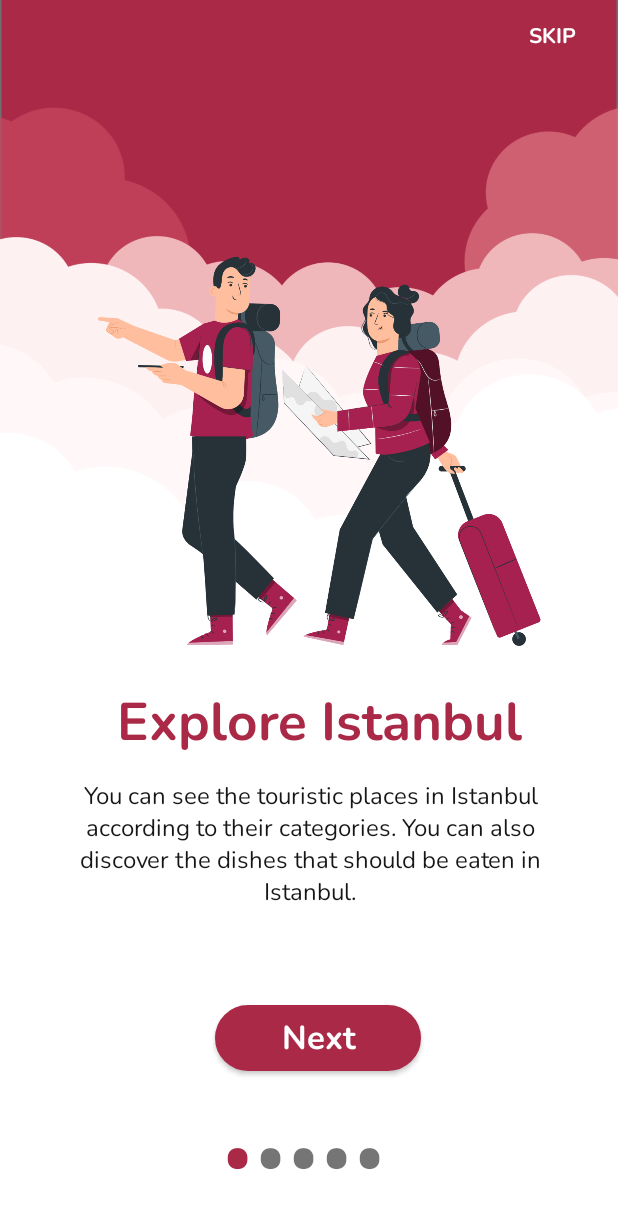
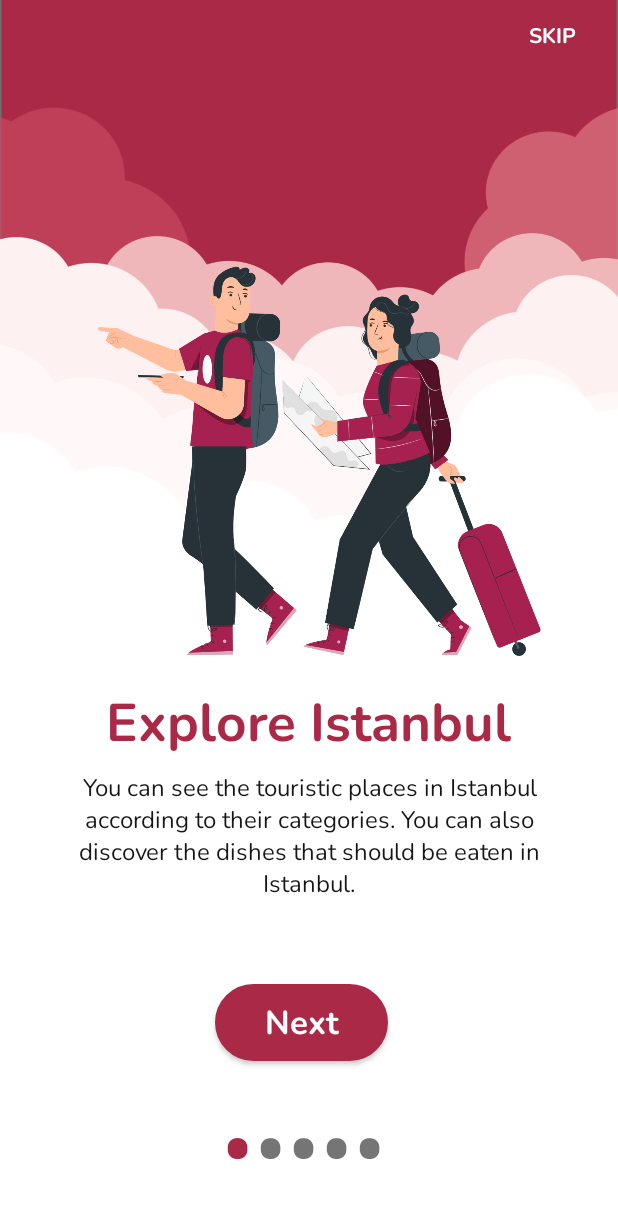
Before and after one commit to Tripist/Tripist, an Android app: the screen it shows after launch (OnBoarding), on a phone screen of 412 x 824 dp. Shown: the top 1209 px of the screen. Run offline under Robolectric (Android 15) with nearby library versions, the phone set to English and light mode, and no system bars; Roboto replaces fonts that are not available here; 2 statements that could not run were skipped.

Commit message:
Onboarding, HistoricalPlacesCategory sayfalarında tasarımsal iyileştirme. My Location classının adapterinin ismini değiştirme

```diff
--- a/app/src/main/java/com/example/tripist/adapters/RecyclerViewAdapter.java
+++ b/app/src/main/java/com/example/tripist/adapters/My_LocationsAdapter.java
@@ -2,9 +2,7 @@ package com.example.tripist.adapters;
 
 import android.app.Dialog;
 import android.content.Context;
-import android.database.Cursor;
 import android.database.sqlite.SQLiteDatabase;
-import android.util.Log;
 import android.view.LayoutInflater;
 import android.view.View;
 import android.view.ViewGroup;
@@ -24,7 +22,7 @@ import com.example.tripist.R;
 
 import java.util.ArrayList;
 
-public class RecyclerViewAdapter extends RecyclerView.Adapter<RecyclerViewAdapter.MyViewHolder> {
+public class My_LocationsAdapter extends RecyclerView.Adapter<My_LocationsAdapter.MyViewHolder> {
     //Definition adapter variables
     Context mContext;
     ArrayList<Places> mList;
@@ -33,7 +31,7 @@ public class RecyclerViewAdapter extends RecyclerView.Adapter<RecyclerViewAdapte
     DatabaseHelper databaseHelper;
 
     // Constructor
-    public RecyclerViewAdapter(@NonNull Context mContext, ArrayList<Places> mList, SQLiteDatabase database) {
+    public My_LocationsAdapter(@NonNull Context mContext, ArrayList<Places> mList, SQLiteDatabase database) {
         this.mContext = mContext;
         this.mList = mList;
         this.database = database;
--- a/app/src/main/res/layout/activity_historical_places_category.xml
+++ b/app/src/main/res/layout/activity_historical_places_category.xml
@@ -17,7 +17,7 @@
         android:clickable="true"
         android:foregroundTint="@color/kategoryactionbuttoncolor"
         android:onClick="showHistorical_Places_Map"
-        app:backgroundTint="@color/actionbuttoncolor"
+        app:backgroundTint="@color/kategoryactionbuttoncolor"
         app:fabCustomSize="69dp"
         app:layout_constraintBottom_toBottomOf="parent"
         app:layout_constraintEnd_toEndOf="parent"
--- a/app/src/main/res/layout/activity_on_boarding.xml
+++ b/app/src/main/res/layout/activity_on_boarding.xml
@@ -28,7 +28,7 @@
 
     <androidx.viewpager.widget.ViewPager
         android:id="@+id/slider"
-        android:layout_width="397dp"
+        android:layout_width="match_parent"
         android:layout_height="642dp"
         app:layout_constraintBottom_toTopOf="@+id/relativeLayout"
         app:layout_constraintEnd_toEndOf="parent"
@@ -42,7 +42,7 @@
         android:id="@+id/relativeLayout"
         android:layout_width="397dp"
         android:layout_height="161dp"
-        android:layout_marginTop="20dp"
+        android:layout_marginTop="0dp"
         app:layout_constraintBottom_toBottomOf="parent"
         app:layout_constraintEnd_toEndOf="parent"
         app:layout_constraintHorizontal_bias="0.407"
@@ -51,17 +51,16 @@
 
         <Button
             android:id="@+id/next_button"
-            android:layout_width="200dp"
+            android:layout_width="wrap_content"
             android:layout_height="54dp"
             android:layout_alignParentStart="true"
             android:layout_alignParentLeft="true"
             android:layout_alignParentTop="true"
             android:layout_alignParentEnd="true"
             android:layout_alignParentBottom="true"
-            android:layout_marginStart="90dp"
-            android:layout_marginLeft="67dp"
-            android:layout_marginTop="0dp"
-            android:layout_marginEnd="83dp"
+            android:layout_marginStart="112dp"
+            android:layout_marginTop="2dp"
+            android:layout_marginEnd="105dp"
             android:layout_marginBottom="107dp"
             android:background="@drawable/button_bg_rounded_corners"
             android:fontFamily="@font/nunito_bold"
@@ -84,7 +83,7 @@
             android:layout_alignParentBottom="true"
             android:layout_marginStart="137dp"
             android:layout_marginLeft="137dp"
-            android:layout_marginTop="7dp"
+            android:layout_marginTop="0dp"
             android:layout_marginEnd="39dp"
             android:layout_marginBottom="110dp"
             android:background="@drawable/button_bg_rounded_corners"
--- a/app/src/main/res/layout/slides_layout.xml
+++ b/app/src/main/res/layout/slides_layout.xml
@@ -22,15 +22,16 @@
 
     <TextView
         android:id="@+id/slider_heading"
-        android:layout_width="355dp"
-        android:layout_height="62dp"
-        android:layout_marginStart="28dp"
+        android:layout_width="wrap_content"
+        android:layout_height="wrap_content"
+        android:layout_gravity="center"
         android:fontFamily="@font/nunito_bold"
-        android:gravity="center"
         android:text="@string/first_slide_titel"
         android:textColor="#AA2947"
         android:textSize="35sp"
+        app:layout_constraintHorizontal_bias="0.5"
         app:layout_constraintBottom_toTopOf="@id/slider_desc"
+        app:layout_constraintEnd_toEndOf="parent"
         app:layout_constraintStart_toStartOf="parent"
         app:layout_constraintTop_toBottomOf="@id/slider_image" />
 
```
Also changed, not shown: app/src/main/java/com/example/tripist/controller/navigation/MyLocationsFragment.java (+8 -13 lines), app/src/main/assets/tripist.db (deleted).
